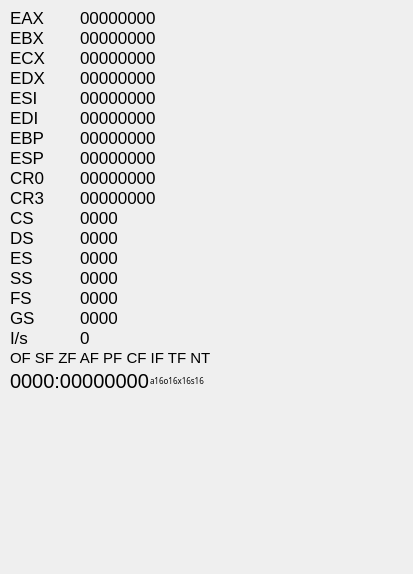
Before: the Qt Designer form gui/statewidget.ui in fuel-pcbox/computron, drawn with Qt 5.
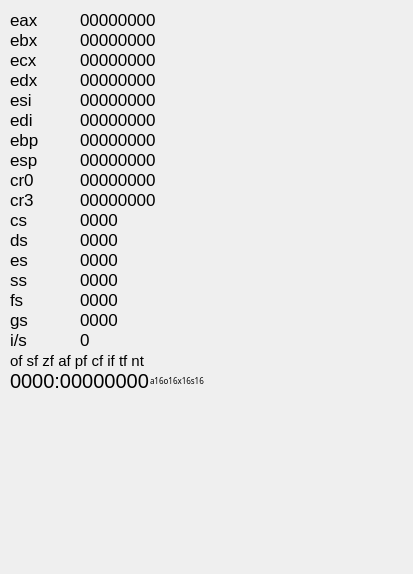
After: the same form once the commit is applied.

Commit message:
Lowercasify the StateWidget and don't show high register parts in real mode.
Maybe this is a bit dumb since the registers are actually still usable.
I don't know if I care much about this widget anyway.

What changed in the file:
```diff
--- a/gui/statewidget.ui
+++ b/gui/statewidget.ui
@@ -25,7 +25,7 @@
      <x>10</x>
      <y>10</y>
      <width>61</width>
-     <height>16</height>
+     <height>20</height>
     </rect>
    </property>
    <property name="font">
@@ -34,7 +34,10 @@
     </font>
    </property>
    <property name="text">
-    <string>EAX</string>
+    <string>eax</string>
+   </property>
+   <property name="alignment">
+    <set>Qt::AlignBottom|Qt::AlignLeading|Qt::AlignLeft</set>
    </property>
   </widget>
   <widget class="QLabel" name="lblEAX">
@@ -43,7 +46,7 @@
      <x>80</x>
      <y>10</y>
      <width>121</width>
-     <height>16</height>
+     <height>20</height>
     </rect>
    </property>
    <property name="palette">
@@ -146,7 +149,7 @@
     <string>00000000</string>
    </property>
    <property name="alignment">
-    <set>Qt::AlignLeading|Qt::AlignLeft|Qt::AlignVCenter</set>
+    <set>Qt::AlignBottom|Qt::AlignLeading|Qt::AlignLeft</set>
    </property>
   </widget>
   <widget class="QLabel" name="lblTitleEBX">
@@ -155,7 +158,7 @@
      <x>10</x>
      <y>30</y>
      <width>61</width>
-     <height>16</height>
+     <height>20</height>
     </rect>
    </property>
    <property name="font">
@@ -164,7 +167,10 @@
     </font>
    </property>
    <property name="text">
-    <string>EBX</string>
+    <string>ebx</string>
+   </property>
+   <property name="alignment">
+    <set>Qt::AlignBottom|Qt::AlignLeading|Qt::AlignLeft</set>
    </property>
   </widget>
   <widget class="QLabel" name="lblEBX">
@@ -173,7 +179,7 @@
      <x>80</x>
      <y>30</y>
      <width>121</width>
-     <height>16</height>
+     <height>20</height>
     </rect>
    </property>
    <property name="palette">
@@ -276,7 +282,7 @@
     <string>00000000</string>
    </property>
    <property name="alignment">
-    <set>Qt::AlignLeading|Qt::AlignLeft|Qt::AlignVCenter</set>
+    <set>Qt::AlignBottom|Qt::AlignLeading|Qt::AlignLeft</set>
    </property>
   </widget>
   <widget class="QLabel" name="lblTitleECX">
@@ -285,7 +291,7 @@
      <x>10</x>
      <y>50</y>
      <width>61</width>
-     <height>16</height>
+     <height>20</height>
     </rect>
    </property>
    <property name="font">
@@ -294,7 +300,10 @@
     </font>
    </property>
    <property name="text">
-    <string>ECX</string>
+    <string>ecx</string>
+   </property>
+   <property name="alignment">
+    <set>Qt::AlignBottom|Qt::AlignLeading|Qt::AlignLeft</set>
    </property>
   </widget>
   <widget class="QLabel" name="lblTitleEDX">
@@ -303,7 +312,7 @@
      <x>10</x>
      <y>70</y>
      <width>61</width>
-     <height>16</height>
+     <height>20</height>
     </rect>
    </property>
    <property name="font">
@@ -312,7 +321,10 @@
     </font>
    </property>
    <property name="text">
-    <string>EDX</string>
+    <string>edx</string>
+   </property>
+   <property name="alignment">
+    <set>Qt::AlignBottom|Qt::AlignLeading|Qt::AlignLeft</set>
    </property>
   </widget>
   <widget class="QLabel" name="lblECX">
@@ -321,7 +333,7 @@
      <x>80</x>
      <y>50</y>
      <width>121</width>
-     <height>16</height>
+     <height>20</height>
     </rect>
    </property>
    <property name="palette">
@@ -424,7 +436,7 @@
     <string>00000000</string>
    </property>
    <property name="alignment">
-    <set>Qt::AlignLeading|Qt::AlignLeft|Qt::AlignVCenter</set>
+    <set>Qt::AlignBottom|Qt::AlignLeading|Qt::AlignLeft</set>
    </property>
   </widget>
   <widget class="QLabel" name="lblEDX">
@@ -433,7 +445,7 @@
      <x>80</x>
      <y>70</y>
      <width>121</width>
-     <height>16</height>
+     <height>20</height>
     </rect>
    </property>
    <property name="palette">
@@ -536,7 +548,7 @@
     <string>00000000</string>
    </property>
    <property name="alignment">
-    <set>Qt::AlignLeading|Qt::AlignLeft|Qt::AlignVCenter</set>
+    <set>Qt::AlignBottom|Qt::AlignLeading|Qt::AlignLeft</set>
    </property>
   </widget>
   <widget class="QLabel" name="lblESI">
@@ -545,7 +557,7 @@
      <x>80</x>
      <y>90</y>
      <width>121</width>
-     <height>16</height>
+     <height>20</height>
     </rect>
    </property>
    <property name="palette">
@@ -648,7 +660,7 @@
     <string>00000000</string>
    </property>
    <property name="alignment">
-    <set>Qt::AlignLeading|Qt::AlignLeft|Qt::AlignVCenter</set>
+    <set>Qt::AlignBottom|Qt::AlignLeading|Qt::AlignLeft</set>
    </property>
   </widget>
   <widget class="QLabel" name="lblTitleESI">
@@ -657,7 +669,7 @@
      <x>10</x>
      <y>90</y>
      <width>61</width>
-     <height>16</height>
+     <height>20</height>
     </rect>
    </property>
    <property name="font">
@@ -666,7 +678,10 @@
     </font>
    </property>
    <property name="text">
-    <string>ESI</string>
+    <string>esi</string>
+   </property>
+   <property name="alignment">
+    <set>Qt::AlignBottom|Qt::AlignLeading|Qt::AlignLeft</set>
    </property>
   </widget>
   <widget class="QLabel" name="lblEDI">
@@ -675,7 +690,7 @@
      <x>80</x>
      <y>110</y>
      <width>121</width>
-     <height>16</height>
+     <height>20</height>
     </rect>
    </property>
    <property name="palette">
@@ -778,7 +793,7 @@
     <string>00000000</string>
    </property>
    <property name="alignment">
-    <set>Qt::AlignLeading|Qt::AlignLeft|Qt::AlignVCenter</set>
+    <set>Qt::AlignBottom|Qt::AlignLeading|Qt::AlignLeft</set>
    </property>
   </widget>
   <widget class="QLabel" name="lblTitleEDI">
@@ -787,7 +802,7 @@
      <x>10</x>
      <y>110</y>
      <width>61</width>
-     <height>16</height>
+     <height>20</height>
     </rect>
    </property>
    <property name="font">
@@ -796,7 +811,10 @@
     </font>
    </property>
    <property name="text">
-    <string>EDI</string>
+    <string>edi</string>
+   </property>
+   <property name="alignment">
+    <set>Qt::AlignBottom|Qt::AlignLeading|Qt::AlignLeft</set>
    </property>
   </widget>
   <widget class="QLabel" name="lblEBP">
@@ -805,7 +823,7 @@
      <x>80</x>
      <y>130</y>
      <width>121</width>
-     <height>16</height>
+     <height>20</height>
     </rect>
    </property>
    <property name="palette">
@@ -908,7 +926,7 @@
     <string>00000000</string>
    </property>
    <property name="alignment">
-    <set>Qt::AlignLeading|Qt::AlignLeft|Qt::AlignVCenter</set>
+    <set>Qt::AlignBottom|Qt::AlignLeading|Qt::AlignLeft</set>
    </property>
   </widget>
   <widget class="QLabel" name="lblTitleEBP">
@@ -917,7 +935,7 @@
      <x>10</x>
      <y>130</y>
      <width>61</width>
-     <height>16</height>
+     <height>20</height>
     </rect>
    </property>
    <property name="font">
@@ -926,7 +944,10 @@
     </font>
    </property>
    <property name="text">
-    <string>EBP</string>
+    <string>ebp</string>
+   </property>
+   <property name="alignment">
+    <set>Qt::AlignBottom|Qt::AlignLeading|Qt::AlignLeft</set>
    </property>
   </widget>
   <widget class="QLabel" name="lblTitleESP">
@@ -935,7 +956,7 @@
      <x>10</x>
      <y>150</y>
      <width>61</width>
-     <height>16</height>
+     <height>20</height>
     </rect>
    </property>
    <property name="font">
@@ -944,7 +965,10 @@
     </font>
    </property>
    <property name="text">
-    <string>ESP</string>
+    <string>esp</string>
+   </property>
+   <property name="alignment">
+    <set>Qt::AlignBottom|Qt::AlignLeading|Qt::AlignLeft</set>
    </property>
   </widget>
   <widget class="QLabel" name="lblESP">
@@ -953,7 +977,7 @@
      <x>80</x>
      <y>150</y>
      <width>121</width>
-     <height>16</height>
+     <height>20</height>
     </rect>
    </property>
    <property name="palette">
@@ -1056,7 +1080,7 @@
     <string>00000000</string>
    </property>
    <property name="alignment">
-    <set>Qt::AlignLeading|Qt::AlignLeft|Qt::AlignVCenter</set>
+    <set>Qt::AlignBottom|Qt::AlignLeading|Qt::AlignLeft</set>
    </property>
   </widget>
   <widget class="QLabel" name="lblTitleCR0">
@@ -1065,7 +1089,7 @@
      <x>10</x>
      <y>170</y>
      <width>61</width>
-     <height>16</height>
+     <height>20</height>
     </rect>
    </property>
    <property name="font">
@@ -1074,7 +1098,10 @@
     </font>
    </property>
    <property name="text">
-    <string>CR0</string>
+    <string>cr0</string>
+   </property>
+   <property name="alignment">
+    <set>Qt::AlignBottom|Qt::AlignLeading|Qt::AlignLeft</set>
    </property>
   </widget>
   <widget class="QLabel" name="lblCR0">
@@ -1083,7 +1110,7 @@
      <x>80</x>
      <y>170</y>
      <width>121</width>
-     <height>16</height>
+     <height>20</height>
     </rect>
    </property>
    <property name="palette">
@@ -1186,7 +1213,7 @@
     <string>00000000</string>
    </property>
    <property name="alignment">
-    <set>Qt::AlignLeading|Qt::AlignLeft|Qt::AlignVCenter</set>
+    <set>Qt::AlignBottom|Qt::AlignLeading|Qt::AlignLeft</set>
    </property>
   </widget>
   <widget class="QLabel" name="lblTitleCS">
@@ -1195,7 +1222,7 @@
      <x>10</x>
      <y>210</y>
      <width>61</width>
-     <height>16</height>
+     <height>20</height>
     </rect>
    </property>
    <property name="font">
@@ -1204,7 +1231,10 @@
     </font>
    </property>
    <property name="text">
-    <string>CS</string>
+    <string>cs</string>
+   </property>
+   <property name="alignment">
+    <set>Qt::AlignBottom|Qt::AlignLeading|Qt::AlignLeft</set>
    </property>
   </widget>
   <widget class="QLabel" name="lblCS">
@@ -1213,7 +1243,7 @@
      <x>80</x>
      <y>210</y>
      <width>121</width>
-     <height>16</height>
+     <height>20</height>
     </rect>
    </property>
    <property name="palette">
@@ -1316,7 +1346,7 @@
     <string>0000</string>
    </property>
    <property name="alignment">
-    <set>Qt::AlignLeading|Qt::AlignLeft|Qt::AlignVCenter</set>
+    <set>Qt::AlignBottom|Qt::AlignLeading|Qt::AlignLeft</set>
    </property>
   </widget>
   <widget class="QLabel" name="lblDS">
@@ -1325,7 +1355,7 @@
      <x>80</x>
      <y>230</y>
      <width>121</width>
-     <height>16</height>
+     <height>20</height>
     </rect>
    </property>
    <property name="palette">
@@ -1428,7 +1458,7 @@
     <string>0000</string>
    </property>
    <property name="alignment">
-    <set>Qt::AlignLeading|Qt::AlignLeft|Qt::AlignVCenter</set>
+    <set>Qt::AlignBottom|Qt::AlignLeading|Qt::AlignLeft</set>
    </property>
   </widget>
   <widget class="QLabel" name="lblTitleDS">
@@ -1437,7 +1467,7 @@
      <x>10</x>
      <y>230</y>
      <width>61</width>
-     <height>16</height>
+     <height>20</height>
     </rect>
    </property>
    <property name="font">
@@ -1446,7 +1476,10 @@
     </font>
    </property>
    <property name="text">
-    <string>DS</string>
+    <string>ds</string>
+   </property>
+   <property name="alignment">
+    <set>Qt::AlignBottom|Qt::AlignLeading|Qt::AlignLeft</set>
    </property>
   </widget>
   <widget class="QLabel" name="lblTitleES">
@@ -1455,7 +1488,7 @@
      <x>10</x>
      <y>250</y>
      <width>61</width>
-     <height>16</height>
+     <height>20</height>
     </rect>
    </property>
    <property name="font">
@@ -1464,7 +1497,10 @@
     </font>
    </property>
    <property name="text">
-    <string>ES</string>
+    <string>es</string>
+   </property>
+   <property name="alignment">
+    <set>Qt::AlignBottom|Qt::AlignLeading|Qt::AlignLeft</set>
    </property>
   </widget>
   <widget class="QLabel" name="lblES">
@@ -1473,7 +1509,7 @@
      <x>80</x>
      <y>250</y>
      <width>121</width>
-     <height>16</height>
+     <height>20</height>
     </rect>
    </property>
    <property name="palette">
@@ -1576,7 +1612,7 @@
     <string>0000</string>
    </property>
    <property name="alignment">
-    <set>Qt::AlignLeading|Qt::AlignLeft|Qt::AlignVCenter</set>
+    <set>Qt::AlignBottom|Qt::AlignLeading|Qt::AlignLeft</set>
    </property>
   </widget>
   <widget class="QLabel" name="lblTitleSS">
@@ -1585,7 +1621,7 @@
      <x>10</x>
      <y>270</y>
      <width>61</width>
-     <height>16</height>
+     <height>20</height>
     </rect>
    </property>
    <property name="font">
@@ -1594,7 +1630,10 @@
     </font>
    </property>
    <property name="text">
-    <string>SS</string>
+    <string>ss</string>
+   </property>
+   <property name="alignment">
+    <set>Qt::AlignBottom|Qt::AlignLeading|Qt::AlignLeft</set>
    </property>
   </widget>
   <widget class="QLabel" name="lblSS">
@@ -1603,7 +1642,7 @@
      <x>80</x>
      <y>270</y>
      <width>121</width>
-     <height>16</height>
+     <height>20</height>
     </rect>
    </property>
    <property name="palette">
@@ -1706,7 +1745,7 @@
     <string>0000</string>
    </property>
    <property name="alignment">
-    <set>Qt::AlignLeading|Qt::AlignLeft|Qt::AlignVCenter</set>
+    <set>Qt::AlignBottom|Qt::AlignLeading|Qt::AlignLeft</set>
    </property>
   </widget>
   <widget class="QLabel" name="lblFS">
@@ -1715,7 +1754,7 @@
      <x>80</x>
      <y>290</y>
      <width>121</width>
-     <height>16</height>
+     <height>20</height>
     </rect>
    </property>
    <property name="palette">
@@ -1818,7 +1857,7 @@
     <string>0000</string>
    </property>
    <property name="alignment">
-    <set>Qt::AlignLeading|Qt::AlignLeft|Qt::AlignVCenter</set>
+    <set>Qt::AlignBottom|Qt::AlignLeading|Qt::AlignLeft</set>
    </property>
   </widget>
   <widget class="QLabel" name="lblTitleFS">
@@ -1827,7 +1866,7 @@
      <x>10</x>
      <y>290</y>
      <width>61</width>
-     <height>16</height>
+     <height>20</height>
     </rect>
    </property>
    <property name="font">
@@ -1836,7 +1875,10 @@
     </font>
    </property>
    <property name="text">
-    <string>FS</string>
+    <string>fs</string>
+   </property>
+   <property name="alignment">
+    <set>Qt::AlignBottom|Qt::AlignLeading|Qt::AlignLeft</set>
    </property>
   </widget>
   <widget class="QLabel" name="lblGS">
@@ -1845,7 +1887,7 @@
      <x>80</x>
      <y>310</y>
      <width>121</width>
-     <height>16</height>
+     <height>20</height>
     </rect>
    </property>
    <property name="palette">
@@ -1948,7 +1990,7 @@
     <string>0000</string>
    </property>
    <property name="alignment">
-    <set>Qt::AlignLeading|Qt::AlignLeft|Qt::AlignVCenter</set>
+    <set>Qt::AlignBottom|Qt::AlignLeading|Qt::AlignLeft</set>
    </property>
   </widget>
   <widget class="QLabel" name="lblTitleGS">
@@ -1957,7 +1999,7 @@
      <x>10</x>
      <y>310</y>
      <width>61</width>
-     <height>16</height>
+     <height>20</height>
     </rect>
    </property>
    <property name="font">
@@ -1966,7 +2008,10 @@
     </font>
    </property>
    <property name="text">
-    <string>GS</string>
+    <string>gs</string>
+   </property>
+   <property name="alignment">
+    <set>Qt::AlignBottom|Qt::AlignLeading|Qt::AlignLeft</set>
    </property>
   </widget>
   <widget class="QLabel" name="lblPC">
@@ -1996,7 +2041,7 @@
      <x>10</x>
      <y>350</y>
      <width>211</width>
-     <height>16</height>
+     <height>21</height>
     </rect>
    </property>
    <property name="font">
@@ -2005,7 +2050,7 @@
     </font>
    </property>
    <property name="text">
-    <string>OF SF ZF AF PF CF IF TF NT</string>
+    <string>of sf zf af pf cf if tf nt</string>
    </property>
   </widget>
   <widget class="QLabel" name="lblSizes">
@@ -2033,7 +2078,7 @@
      <x>80</x>
      <y>190</y>
      <width>121</width>
-     <height>16</height>
+     <height>20</height>
     </rect>
    </property>
    <property name="palette">
@@ -2136,7 +2181,7 @@
     <string>00000000</string>
    </property>
    <property name="alignment">
-    <set>Qt::AlignLeading|Qt::AlignLeft|Qt::AlignVCenter</set>
+    <set>Qt::AlignBottom|Qt::AlignLeading|Qt::AlignLeft</set>
    </property>
   </widget>
   <widget class="QLabel" name="lblTitleCR3">
@@ -2145,7 +2190,7 @@
      <x>10</x>
      <y>190</y>
      <width>61</width>
-     <height>16</height>
+     <height>20</height>
     </rect>
    </property>
    <property name="font">
@@ -2154,7 +2199,10 @@
     </font>
    </property>
    <property name="text">
-    <string>CR3</string>
+    <string>cr3</string>
+   </property>
+   <property name="alignment">
+    <set>Qt::AlignBottom|Qt::AlignLeading|Qt::AlignLeft</set>
    </property>
   </widget>
   <widget class="QLabel" name="lblTitleIPS">
@@ -2163,7 +2211,7 @@
      <x>10</x>
      <y>330</y>
      <width>61</width>
-     <height>16</height>
+     <height>20</height>
     </rect>
    </property>
    <property name="font">
@@ -2172,7 +2220,10 @@
     </font>
    </property>
    <property name="text">
-    <string>I/s</string>
+    <string>i/s</string>
+   </property>
+   <property name="alignment">
+    <set>Qt::AlignBottom|Qt::AlignLeading|Qt::AlignLeft</set>
    </property>
   </widget>
   <widget class="QLabel" name="lblIPS">
@@ -2181,7 +2232,7 @@
      <x>80</x>
      <y>330</y>
      <width>121</width>
-     <height>16</height>
+     <height>20</height>
     </rect>
    </property>
    <property name="palette">
@@ -2284,7 +2335,7 @@
     <string>0</string>
    </property>
    <property name="alignment">
-    <set>Qt::AlignLeading|Qt::AlignLeft|Qt::AlignVCenter</set>
+    <set>Qt::AlignBottom|Qt::AlignLeading|Qt::AlignLeft</set>
    </property>
   </widget>
  </widget>
```
The commit also changes 1 other file.
